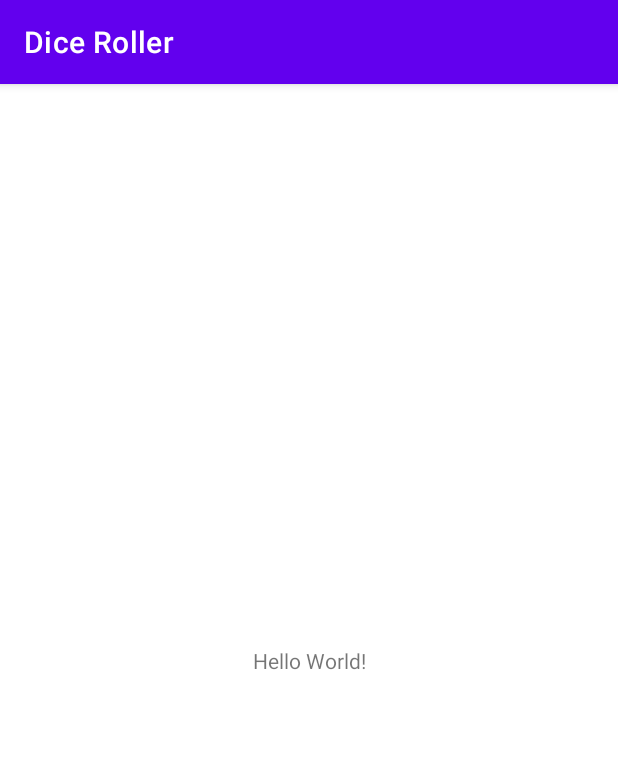
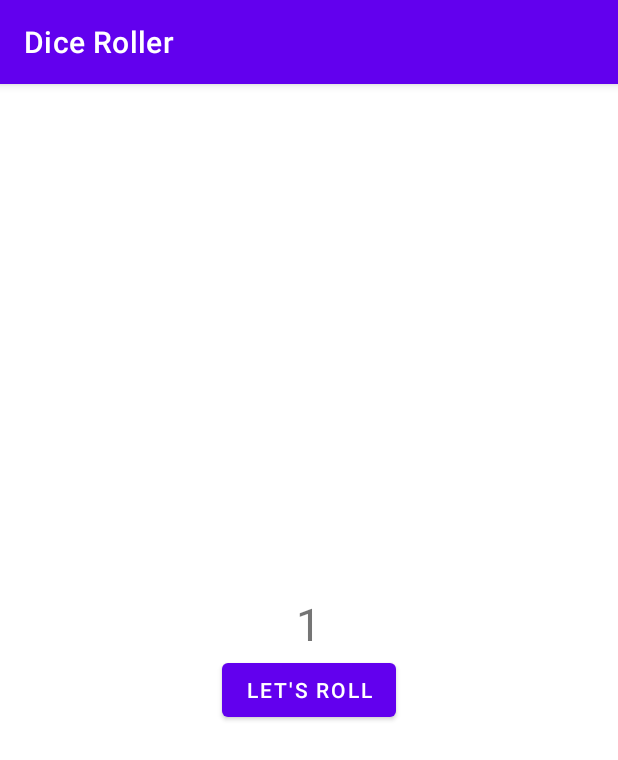
Before and after one commit to OmoGr3y/Dice-Roller, an Android app: the screen it shows after launch (MainActivity), on a phone screen of 412 x 824 dp. Shown: the top 760 px of the screen. Run offline under Robolectric (Android 15) with nearby library versions, the phone set to English and light mode, and no system bars.

```diff
--- a/app/src/main/java/com/toor/diceroller/MainActivity.kt
+++ b/app/src/main/java/com/toor/diceroller/MainActivity.kt
@@ -2,10 +2,19 @@ package com.toor.diceroller
 
 import androidx.appcompat.app.AppCompatActivity
 import android.os.Bundle
+import android.widget.Button
+import android.widget.Toast
 
 class MainActivity : AppCompatActivity() {
     override fun onCreate(savedInstanceState: Bundle?) {
         super.onCreate(savedInstanceState)
         setContentView(R.layout.activity_main)
+
+        val rollButton: Button = findViewById(R.id.roll_button)
+        rollButton.text = "Let's Roll"
+
+        rollButton.setOnClickListener {
+            Toast.makeText(this,"button clicked", Toast.LENGTH_SHORT).show()
+        }
     }
 }
--- a/app/src/main/res/layout/activity_main.xml
+++ b/app/src/main/res/layout/activity_main.xml
@@ -1,18 +1,25 @@
 <?xml version="1.0" encoding="utf-8"?>
-<androidx.constraintlayout.widget.ConstraintLayout xmlns:android="http://schemas.android.com/apk/res/android"
-    xmlns:app="http://schemas.android.com/apk/res-auto"
+<LinearLayout xmlns:android="http://schemas.android.com/apk/res/android"
     xmlns:tools="http://schemas.android.com/tools"
     android:layout_width="match_parent"
-    android:layout_height="match_parent"
+    android:layout_height="wrap_content"
+    android:orientation="vertical"
+    android:layout_gravity="center_vertical"
     tools:context=".MainActivity">
 
     <TextView
+        android:id="@+id/result_text"
         android:layout_width="wrap_content"
         android:layout_height="wrap_content"
-        android:text="Hello World!"
-        app:layout_constraintBottom_toBottomOf="parent"
-        app:layout_constraintLeft_toLeftOf="parent"
-        app:layout_constraintRight_toRightOf="parent"
-        app:layout_constraintTop_toTopOf="parent" />
+        android:text="1"
+        android:layout_gravity="center_horizontal"
+        android:textSize="30sp"/>
 
-</androidx.constraintlayout.widget.ConstraintLayout>
+    <Button
+        android:id="@+id/roll_button"
+        android:layout_width="wrap_content"
+        android:layout_height="wrap_content"
+        android:layout_gravity="center_horizontal"
+        android:text="@string/roll"/>
+
+</LinearLayout>
--- a/app/src/main/res/values/strings.xml
+++ b/app/src/main/res/values/strings.xml
@@ -1,3 +1,4 @@
 <resources>
     <string name="app_name">Dice Roller</string>
+    <string name="roll">Roll</string>
 </resources>
```
